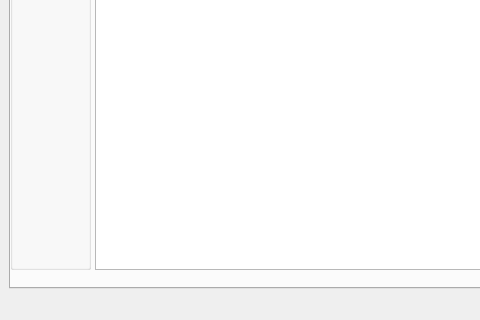
The window that FFT-processing/mainwindow.ui (5arcoramphu5/image-and-audio-processing-with-FFT) describes before a commit, drawn with Qt 5; both pictures show x 0 to 480 and y 186 to 506 of the 800 by 506 pixel window.
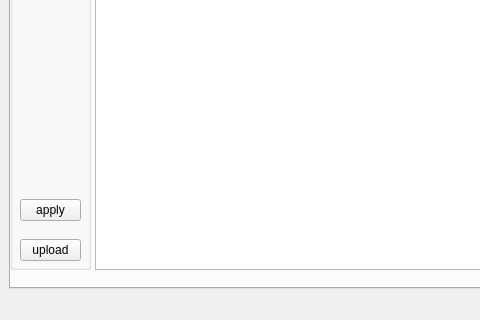
The same window after the commit.

The edit to the form file:
```diff
--- a/FFT-processing/mainwindow.ui
+++ b/FFT-processing/mainwindow.ui
@@ -55,6 +55,32 @@
         <property name="title">
          <string>filtering</string>
         </property>
+        <widget class="QPushButton" name="uploadButton">
+         <property name="geometry">
+          <rect>
+           <x>10</x>
+           <y>390</y>
+           <width>61</width>
+           <height>22</height>
+          </rect>
+         </property>
+         <property name="text">
+          <string>upload</string>
+         </property>
+        </widget>
+        <widget class="QPushButton" name="applyButton">
+         <property name="geometry">
+          <rect>
+           <x>10</x>
+           <y>350</y>
+           <width>61</width>
+           <height>22</height>
+          </rect>
+         </property>
+         <property name="text">
+          <string>apply</string>
+         </property>
+        </widget>
        </widget>
       </widget>
       <widget class="QWidget" name="audioTab">
```
